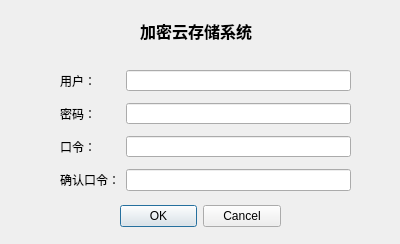
Qt form CloudSys_Qt/login.ui (songzhj/CloudSys) before a commit.
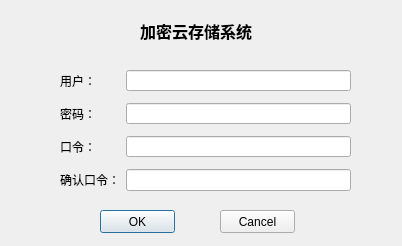
The same form after that commit.

Patch:
```diff
--- a/CloudSys_Qt/login.ui
+++ b/CloudSys_Qt/login.ui
@@ -6,29 +6,13 @@
    <rect>
     <x>0</x>
     <y>0</y>
-    <width>400</width>
-    <height>244</height>
+    <width>402</width>
+    <height>246</height>
    </rect>
   </property>
   <property name="windowTitle">
    <string>Dialog</string>
   </property>
-  <widget class="QDialogButtonBox" name="buttonBox">
-   <property name="geometry">
-    <rect>
-     <x>120</x>
-     <y>200</y>
-     <width>161</width>
-     <height>32</height>
-    </rect>
-   </property>
-   <property name="orientation">
-    <enum>Qt::Horizontal</enum>
-   </property>
-   <property name="standardButtons">
-    <set>QDialogButtonBox::Cancel|QDialogButtonBox::Ok</set>
-   </property>
-  </widget>
   <widget class="QLabel" name="label_3">
    <property name="geometry">
     <rect>
@@ -112,6 +96,32 @@
     </item>
    </layout>
   </widget>
+  <widget class="QPushButton" name="okButton">
+   <property name="geometry">
+    <rect>
+     <x>100</x>
+     <y>210</y>
+     <width>75</width>
+     <height>23</height>
+    </rect>
+   </property>
+   <property name="text">
+    <string>OK</string>
+   </property>
+  </widget>
+  <widget class="QPushButton" name="cancelButton">
+   <property name="geometry">
+    <rect>
+     <x>220</x>
+     <y>210</y>
+     <width>75</width>
+     <height>23</height>
+    </rect>
+   </property>
+   <property name="text">
+    <string>Cancel</string>
+   </property>
+  </widget>
  </widget>
  <resources/>
  <connections>
```
Left out of the diff: 55 changed lines with no effect on the pictures.
